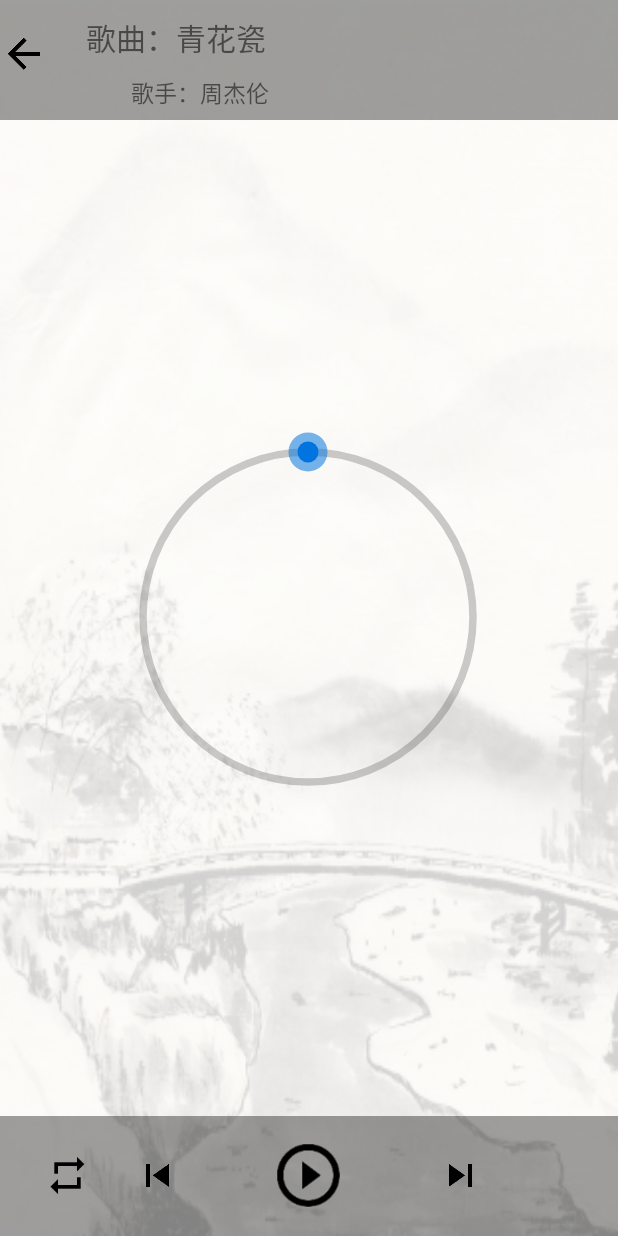
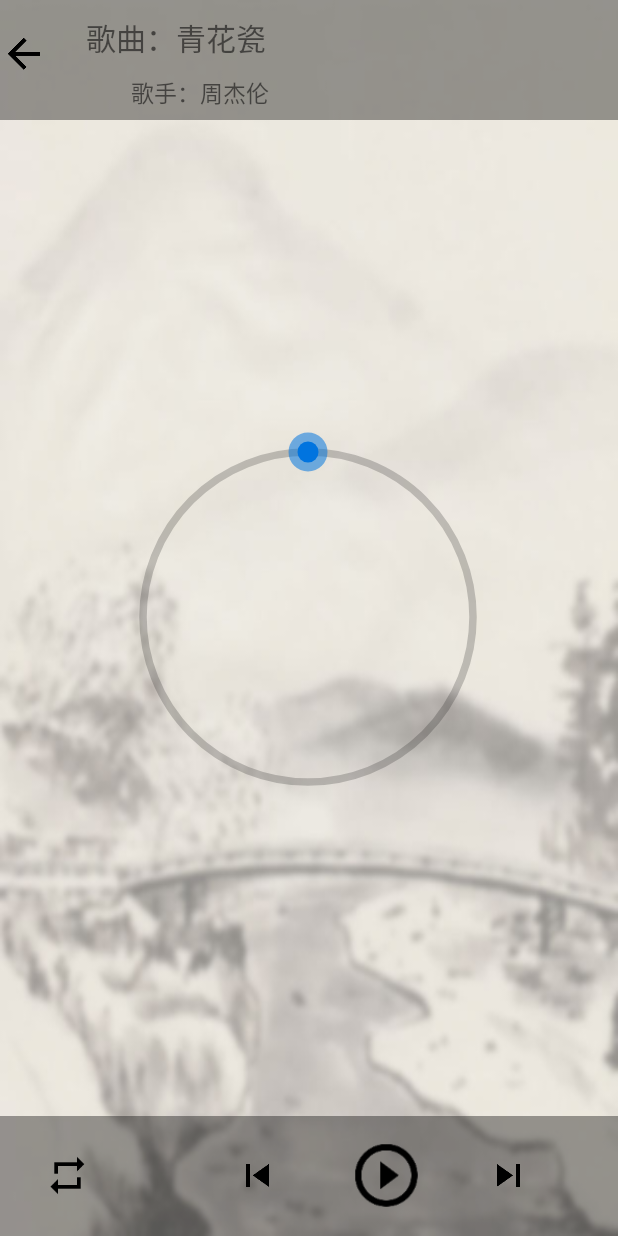
Before and after one commit to Ayi-/SimpleMusicPlay, an Android app: the PlayMusic screen opened directly, with no data from a screen before it, on a phone screen of 412 x 824 dp. Run offline under Robolectric (Android 15) with nearby library versions, the phone set to English and light mode, and no system bars; our stand-ins replace CircleImageView; pictures from the network do not load; 2 statements that could not run were skipped.

Commit message:
调整播放界面显示效果

```diff
--- a/app/src/main/java/com/ae/simplemusicplay/activity/MainActivity.java
+++ b/app/src/main/java/com/ae/simplemusicplay/activity/MainActivity.java
@@ -396,7 +396,7 @@ public class MainActivity extends AppCompatActivity
                 showToastForHandler(handler, "正在加载歌曲列表");
                 playList.addToList(DataSupport.findAll(SongInfo.class), 0);
                 showToastForHandler(handler, "加载" + playList.getListsize() + "首歌");
-                Log.i("Simple", "加载" + playList.getListsize() + "首歌");
+                //Log.i("Simple", "加载" + playList.getListsize() + "首歌");
                 songListAdapter.notifyDataSetChanged();
                 //更新
                 showToastForHandler(handler,"");
@@ -424,8 +424,8 @@ public class MainActivity extends AppCompatActivity
     @Override
     public void onClick(View v) {
         Intent intentOp = getOPIntent();
-        Log.i("btn_current_song", playList.getCurrent() + "");
-        Log.i("btn_playlist_size", playList.getListsize() + "");
+        //Log.i("btn_current_song", playList.getCurrent() + "");
+        //Log.i("btn_playlist_size", playList.getListsize() + "");
         //通过广播形式发送操作
         switch (v.getId()) {
             //播放与暂停
@@ -472,7 +472,7 @@ public class MainActivity extends AppCompatActivity
             intentOp.putExtra("op", OpUtil.OP_PLAY);
             changeUI();
             sendBroadcast(intentOp);
-            Log.i("item", "onItemClick position: " + position);
+            //Log.i("item", "onItemClick position: " + position);
 
         } else {
             //第二次进入播放界面
@@ -521,7 +521,7 @@ public class MainActivity extends AppCompatActivity
 
     @Override
     protected void onDestroy() {
-        Log.i("Destroy", "MainActivity ");
+        //Log.i("Destroy", "MainActivity ");
         super.onDestroy();
         //注销广播
         if (receiverNameSinger != null) {
@@ -540,7 +540,7 @@ public class MainActivity extends AppCompatActivity
 
         @Override
         public void onReceive(Context context, Intent intent) {
-            Log.i("exit", "exit");
+            //Log.i("exit", "exit");
             finish();
         }
     }
--- a/app/src/main/java/com/ae/simplemusicplay/services/MusicPlayService.java
+++ b/app/src/main/java/com/ae/simplemusicplay/services/MusicPlayService.java
@@ -348,13 +348,13 @@ public class MusicPlayService extends Service implements MediaPlayer.OnCompletio
             mediaPlayer.release();
             mediaPlayer = null;
         }
-        Log.i("destroy", "destroy  playList");
+        //Log.i("destroy", "destroy  playList");
         if (playList != null)
             playList.setIsPlaying(false);
-        Log.i("destroy", "destroy  seekHandler");
+        //Log.i("destroy", "destroy  seekHandler");
         //销毁handler
         seekHandler.removeCallbacks(runnableSeekBar);
-        Log.i("destroy", "unregister  receiverExit");
+        //Log.i("destroy", "unregister  receiverExit");
 
         //注销广播
         try {
@@ -364,7 +364,7 @@ public class MusicPlayService extends Service implements MediaPlayer.OnCompletio
         } catch (Exception e) {
             receiverExit = null;
         }
-        Log.i("destroy", "unregister  receiver");
+        //Log.i("destroy", "unregister  receiver");
 
         try {
             if (receiver != null)
--- a/app/src/main/res/layout/activity_play.xml
+++ b/app/src/main/res/layout/activity_play.xml
@@ -3,13 +3,10 @@
 <RelativeLayout xmlns:android="http://schemas.android.com/apk/res/android"
     xmlns:app="http://schemas.android.com/apk/res-auto"
     android:id="@+id/layout"
-    android:background="@mipmap/mainlayoutbk"
+    android:background="@mipmap/mainlayoutbk2"
     android:layout_width="match_parent"
     android:layout_height="match_parent">
-    <View
-        android:layout_width="match_parent"
-        android:layout_height="match_parent"
-        android:background="#D0FFFFFF"/>
+
     <LinearLayout
         android:layout_width="match_parent"
         android:layout_height="80dp"
@@ -130,21 +127,28 @@
             android:id="@+id/imgbtn_previous_play"
             android:layout_width="30dp"
             android:layout_height="30dp"
-            android:layout_centerVertical="true"
-            android:layout_marginLeft="90dp"
             android:scaleType="fitXY"
             android:background="#00FFFFFF"
-            android:src="@drawable/btn_pre" />
+            android:src="@drawable/btn_pre"
+            android:layout_alignTop="@+id/play_order_button"
+            android:layout_toLeftOf="@+id/imgbtn_play_play"
+            android:layout_toStartOf="@+id/imgbtn_play_play"
+            android:layout_marginRight="46dp"
+            android:layout_marginEnd="46dp" />
 
         <ImageButton
             android:id="@+id/imgbtn_play_play"
             android:layout_width="50dp"
             android:layout_height="50dp"
-            android:layout_centerInParent="true"
 
             android:background="#00FFFFFF"
             android:scaleType="fitXY"
-            android:src="@mipmap/ic_play_circle_outline_black_48dp" />
+            android:src="@mipmap/ic_play_circle_outline_black_48dp"
+            android:layout_centerVertical="true"
+            android:layout_toLeftOf="@+id/imgbtn_next_play"
+            android:layout_toStartOf="@+id/imgbtn_next_play"
+            android:layout_marginRight="41dp"
+            android:layout_marginEnd="41dp" />
 
 
         <ImageButton
@@ -152,11 +156,13 @@
             android:layout_width="30dp"
             android:layout_height="30dp"
             android:scaleType="fitXY"
+            android:layout_marginRight="58dp"
+            android:background="#00FFFFFF"
+            android:src="@drawable/btn_next"
+            android:layout_alignTop="@+id/imgbtn_previous_play"
             android:layout_alignParentRight="true"
-            android:layout_centerVertical="true"
-            android:layout_marginRight="90dp"
-            android:background="#00FFFFFF"
-            android:src="@drawable/btn_next" />
+            android:layout_alignParentEnd="true"
+            android:layout_marginEnd="58dp" />
 
     </RelativeLayout>
 
```
Also changed, not shown: app/src/main/res/mipmap-xxhdpi/mainlayoutbk2.jpg (added).
